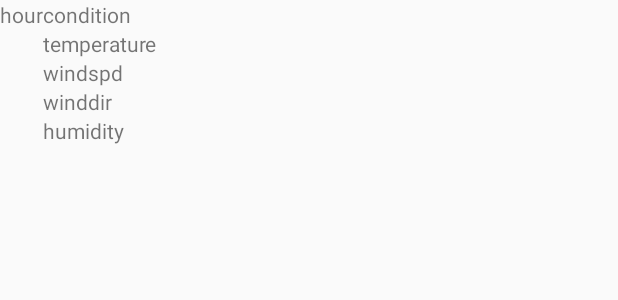
After one commit to Pixelle13/Android_Meteo, an Android app: the layout activity_detail_item.xml on its own in the app's theme, with its tools: preview values and no code run, on a phone screen of 412 x 824 dp. The commit adds this screen. Shown: the top 300 px of the screen. Run offline under Robolectric (Android 15) with nearby library versions, the phone set to English and light mode, and no system bars; network calls fail.

Commit message:
implémentation page de détail d'une journée : DetailActivity avec Adapter terminé (reste à régler l'affichage avec les tailles d'élement)

```diff
--- /dev/null
+++ b/app/src/main/res/layout/activity_detail_item.xml
@@ -0,0 +1,56 @@
+<?xml version="1.0" encoding="utf-8"?>
+<LinearLayout xmlns:android="http://schemas.android.com/apk/res/android"
+    xmlns:tools="http://schemas.android.com/tools"
+    android:layout_width="match_parent"
+    android:layout_height="100dp">
+
+    <TextView
+        android:id="@+id/hourDetail"
+        android:layout_width="wrap_content"
+        android:layout_height="wrap_content"
+        tools:text="hour" />
+
+    <ImageView
+        android:id="@+id/hourIconDetail"
+        android:layout_width="wrap_content"
+        android:layout_height="wrap_content"
+        tools:text="icon" />
+
+    <LinearLayout
+        android:layout_width="match_parent"
+        android:layout_height="match_parent"
+        android:orientation="vertical">
+
+        <TextView
+            android:id="@+id/hourConditionDetail"
+            android:layout_width="wrap_content"
+            android:layout_height="wrap_content"
+            tools:text="condition" />
+
+        <TextView
+            android:id="@+id/hourTempDetail"
+            android:layout_width="wrap_content"
+            android:layout_height="wrap_content"
+            tools:text="temperature" />
+
+        <TextView
+            android:id="@+id/hourWindSpdDetail"
+            android:layout_width="wrap_content"
+            android:layout_height="wrap_content"
+            tools:text="windspd" />
+
+        <TextView
+            android:id="@+id/hourWindDirDetail"
+            android:layout_width="wrap_content"
+            android:layout_height="wrap_content"
+            tools:text="winddir" />
+
+        <TextView
+            android:id="@+id/hourHumidityDetail"
+            android:layout_width="wrap_content"
+            android:layout_height="wrap_content"
+            tools:text="humidity" />
+
+    </LinearLayout>
+
+</LinearLayout>
--- a/app/src/main/res/layout/activity_listview_item.xml
+++ b/app/src/main/res/layout/activity_listview_item.xml
@@ -19,13 +19,13 @@
             android:id="@+id/textviewDay"
             android:layout_width="wrap_content"
             android:layout_height="wrap_content"
-            tools:text="ghfhgfh" />
+            tools:text="jour" />
 
         <TextView
             android:id="@+id/textviewDesc"
             android:layout_width="wrap_content"
             android:layout_height="wrap_content"
-            tools:text="tessl" />
+            tools:text="description" />
 
     </LinearLayout>
 
```
Also changed, not shown: app/src/main/AndroidManifest.xml (+13 -8 lines), app/src/main/java/com/example/maximeesprit/myapplication/FcstDay.java (+7 -0 lines), app/src/main/java/com/example/maximeesprit/myapplication/HourlyData.java (added, +82 -0 lines), app/src/main/java/com/example/mymeteoapp/DetailActivity.java (added, +57 -0 lines), app/src/main/java/com/example/mymeteoapp/DetailAdapter.java (added, +93 -0 lines), app/src/main/java/com/example/mymeteoapp/ListViewActivity.java (+23 -0 lines), app/src/main/res/layout/activity_detail.xml (added, +13 -0 lines).
